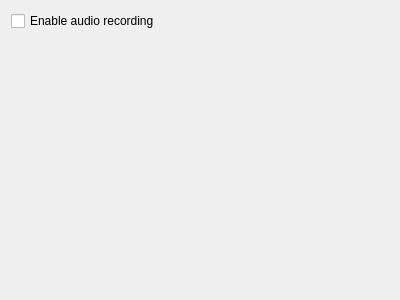
webcamoid/webcamoid, file share/ui/generalconfig.ui: the form before one commit.
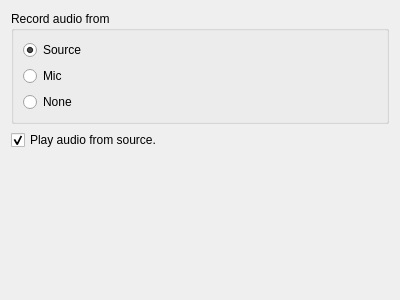
The form after the commit. Icons and pictures are not drawn.

```diff
--- a/share/ui/generalconfig.ui
+++ b/share/ui/generalconfig.ui
@@ -18,15 +18,51 @@
     <normaloff/>
    </iconset>
   </property>
-  <layout class="QGridLayout" name="gridLayout">
+  <layout class="QGridLayout" name="gridLayout_2">
    <item row="0" column="0">
-    <widget class="QCheckBox" name="chkAudioRecord">
-     <property name="text">
-      <string>Enable audio recording</string>
+    <widget class="QGroupBox" name="grpRecordFrom">
+     <property name="title">
+      <string>Record audio from</string>
      </property>
+     <layout class="QGridLayout" name="gridLayout">
+      <item row="0" column="0">
+       <widget class="QRadioButton" name="radSource">
+        <property name="text">
+         <string>Source</string>
+        </property>
+        <property name="checked">
+         <bool>true</bool>
+        </property>
+       </widget>
+      </item>
+      <item row="2" column="0">
+       <widget class="QRadioButton" name="radNone">
+        <property name="text">
+         <string>None</string>
+        </property>
+       </widget>
+      </item>
+      <item row="1" column="0">
+       <widget class="QRadioButton" name="radMic">
+        <property name="text">
+         <string>Mic</string>
+        </property>
+       </widget>
+      </item>
+     </layout>
     </widget>
    </item>
    <item row="1" column="0">
+    <widget class="QCheckBox" name="chkPlaySource">
+     <property name="text">
+      <string>Play audio from source.</string>
+     </property>
+     <property name="checked">
+      <bool>true</bool>
+     </property>
+    </widget>
+   </item>
+   <item row="2" column="0">
     <spacer name="vspBottom">
      <property name="orientation">
       <enum>Qt::Vertical</enum>
@@ -34,7 +70,7 @@
      <property name="sizeHint" stdset="0">
       <size>
        <width>20</width>
-       <height>120</height>
+       <height>134</height>
       </size>
      </property>
     </spacer>
```
Left out of the diff: 5 changed lines with no effect on the pictures.
